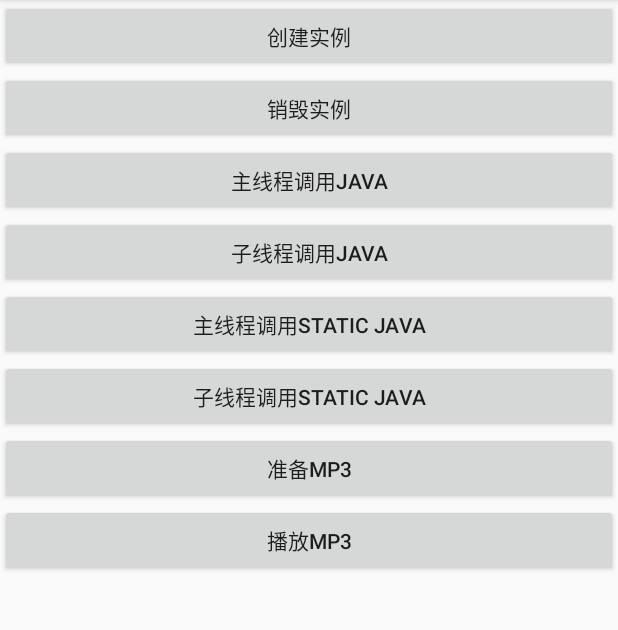
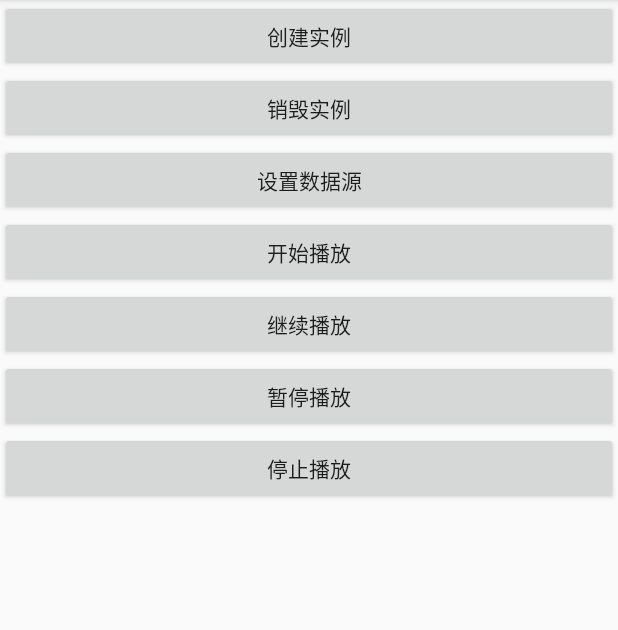
Before and after one commit to biezhihua/SMusic, an Android app: the screen it shows after launch (MainActivity), on a phone screen of 412 x 824 dp, the part 84-714 px from its top. Run offline under Robolectric (Android 15) with nearby library versions, the phone set to English and light mode, and no system bars.

Commit message:
feat: Basic UI

```diff
--- a/app/src/main/res/layout/activity_main.xml
+++ b/app/src/main/res/layout/activity_main.xml
@@ -10,40 +10,36 @@
     <Button android:layout_width="match_parent"
             android:text="创建实例"
             android:layout_height="wrap_content"
-            android:onClick="createInstance"/>
+            android:onClick="create"/>
 
     <Button android:layout_width="match_parent"
             android:text="销毁实例"
             android:layout_height="wrap_content"
-            android:onClick="destroyInstance"/>
+            android:onClick="destroy"/>
 
     <Button android:layout_width="match_parent"
-            android:text="主线程调用Java"
+            android:text="设置数据源"
             android:layout_height="wrap_content"
-            android:onClick="prepare"/>
+            android:onClick="setSource"/>
 
     <Button android:layout_width="match_parent"
-            android:text="子线程调用Java"
+            android:text="开始播放"
+            android:layout_height="wrap_content"
+            android:onClick="start"/>
+
+    <Button android:layout_width="match_parent"
+            android:text="继续播放"
             android:layout_height="wrap_content"
             android:onClick="play"/>
 
     <Button android:layout_width="match_parent"
-            android:text="主线程调用Static Java"
+            android:text="暂停播放"
+            android:layout_height="wrap_content"
+            android:onClick="pause"/>
+
+    <Button android:layout_width="match_parent"
+            android:text="停止播放"
             android:layout_height="wrap_content"
             android:onClick="stop"/>
 
-    <Button android:layout_width="match_parent"
-            android:text="子线程调用Static Java"
-            android:layout_height="wrap_content"
-            android:onClick="subThreadCallStaticJava"/>
-
-    <Button android:layout_width="match_parent"
-            android:text="准备MP3"
-            android:layout_height="wrap_content"
-            android:onClick="prepareMp3"/>
-    <Button android:layout_width="match_parent"
-            android:text="播放MP3"
-            android:layout_height="wrap_content"
-            android:onClick="playMp3"/>
-
 </LinearLayout>
```
Also changed, not shown: app/src/main/java/com/bzh/music/example/MainActivity.kt (+16 -14 lines), smusic/src/main/java/com/bzh/smusic/lib/SMusic.kt (+24 -17 lines), 1 other file.
